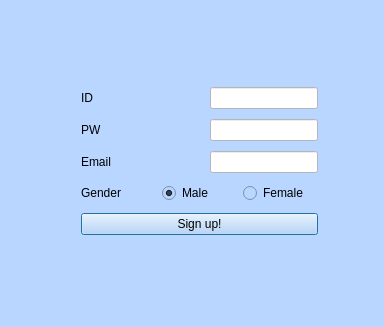
First picture: the form in Client/dlsignin.ui, repository incheon-kim/QtMultiChat, before the edit.
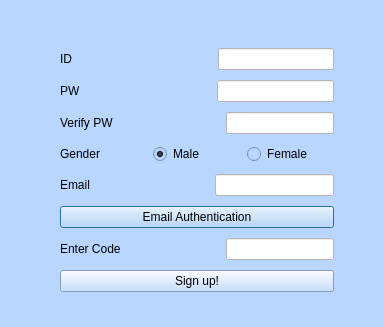
Second picture: the form after the edit.

Commit message: 로그인 기능추가

```diff
--- a/Client/dlsignin.ui
+++ b/Client/dlsignin.ui
@@ -25,10 +25,10 @@
   <widget class="QWidget" name="">
    <property name="geometry">
     <rect>
-     <x>81</x>
-     <y>83</y>
-     <width>237</width>
-     <height>157</height>
+     <x>60</x>
+     <y>44</y>
+     <width>274</width>
+     <height>254</height>
     </rect>
    </property>
    <layout class="QVBoxLayout" name="verticalLayout">
@@ -90,6 +90,12 @@
         <property name="styleSheet">
          <string notr="true">background-color: rgb(255, 255, 255);</string>
         </property>
+        <property name="echoMode">
+         <enum>QLineEdit::Password</enum>
+        </property>
+        <property name="readOnly">
+         <bool>false</bool>
+        </property>
        </widget>
       </item>
      </layout>
@@ -97,14 +103,14 @@
     <item>
      <layout class="QHBoxLayout" name="horizontalLayout_3">
       <item>
-       <widget class="QLabel" name="Emaillabel">
+       <widget class="QLabel" name="ReEnterPWlabel">
         <property name="text">
-         <string>Email</string>
+         <string>Verify PW</string>
         </property>
        </widget>
       </item>
       <item>
-       <spacer name="horizontalSpacer_3">
+       <spacer name="horizontalSpacer_4">
         <property name="orientation">
          <enum>Qt::Horizontal</enum>
         </property>
@@ -117,13 +123,13 @@
        </spacer>
       </item>
       <item>
-       <widget class="QLineEdit" name="leEmail">
-        <property name="enabled">
-         <bool>true</bool>
-        </property>
+       <widget class="QLineEdit" name="rePWsf">
         <property name="styleSheet">
          <string notr="true">background-color: rgb(255, 255, 255);</string>
         </property>
+        <property name="echoMode">
+         <enum>QLineEdit::Password</enum>
+        </property>
        </widget>
       </item>
      </layout>
@@ -156,6 +162,81 @@
       </item>
      </layout>
     </item>
+    <item>
+     <layout class="QHBoxLayout" name="horizontalLayout_5">
+      <item>
+       <widget class="QLabel" name="Emaillabel">
+        <property name="text">
+         <string>Email</string>
+        </property>
+       </widget>
+      </item>
+      <item>
+       <spacer name="horizontalSpacer_3">
+        <property name="orientation">
+         <enum>Qt::Horizontal</enum>
+        </property>
+        <property name="sizeHint" stdset="0">
+         <size>
+          <width>40</width>
+          <height>20</height>
+         </size>
+        </property>
+       </spacer>
+      </item>
+      <item>
+       <widget class="QLineEdit" name="leEmail">
+        <property name="enabled">
+         <bool>true</bool>
+        </property>
+        <property name="styleSheet">
+         <string notr="true">background-color: rgb(255, 255, 255);</string>
+        </property>
+       </widget>
+      </item>
+     </layout>
+    </item>
+    <item>
+     <widget class="QPushButton" name="EmailAuthen">
+      <property name="text">
+       <string>Email Authentication</string>
+      </property>
+     </widget>
+    </item>
+    <item>
+     <layout class="QHBoxLayout" name="horizontalLayout_6">
+      <item>
+       <widget class="QLabel" name="EnterCode">
+        <property name="text">
+         <string>Enter Code</string>
+        </property>
+       </widget>
+      </item>
+      <item>
+       <spacer name="horizontalSpacer_5">
+        <property name="orientation">
+         <enum>Qt::Horizontal</enum>
+        </property>
+        <property name="sizeHint" stdset="0">
+         <size>
+          <width>40</width>
+          <height>20</height>
+         </size>
+        </property>
+       </spacer>
+      </item>
+      <item>
+       <widget class="QLineEdit" name="leEmailCode">
+        <property name="enabled">
+         <bool>true</bool>
+        </property>
+        <property name="styleSheet">
+         <string notr="true">background-color: rgb(255, 255, 255);</string>
+        </property>
+       </widget>
+      </item>
+     </layout>
+    </item>
     <item>
      <widget class="QPushButton" name="pbSignupform">
       <property name="styleSheet">
```
Left out of the diff: 10 changed lines with no effect on the pictures. The commit also changes 2 other files.
